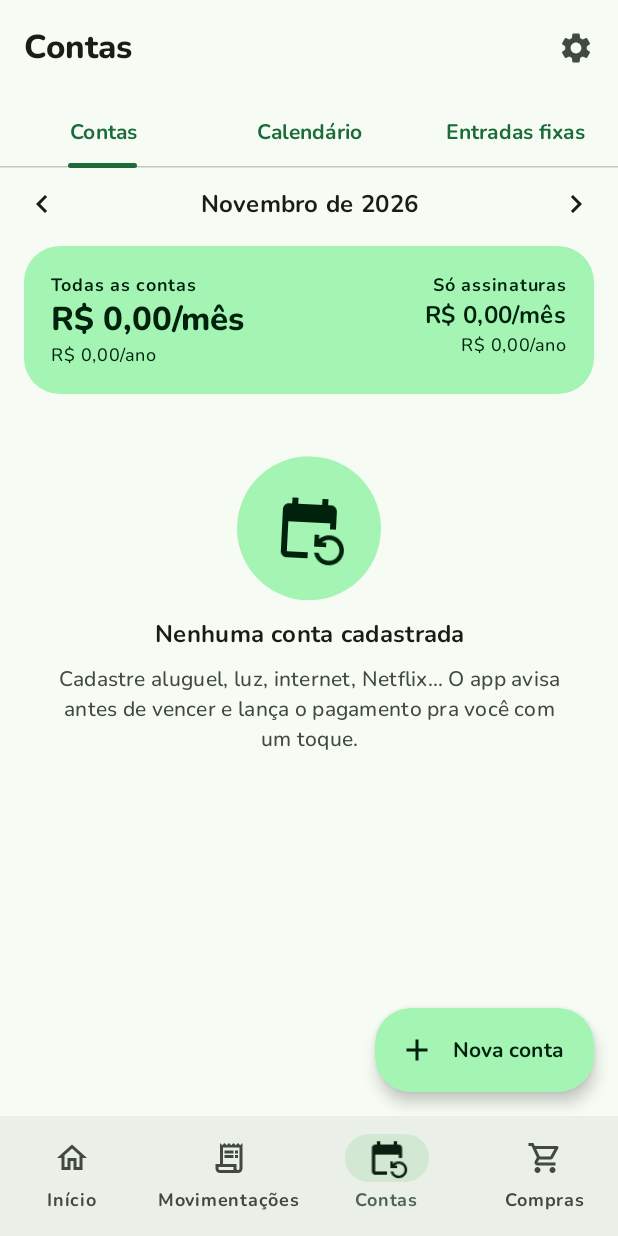
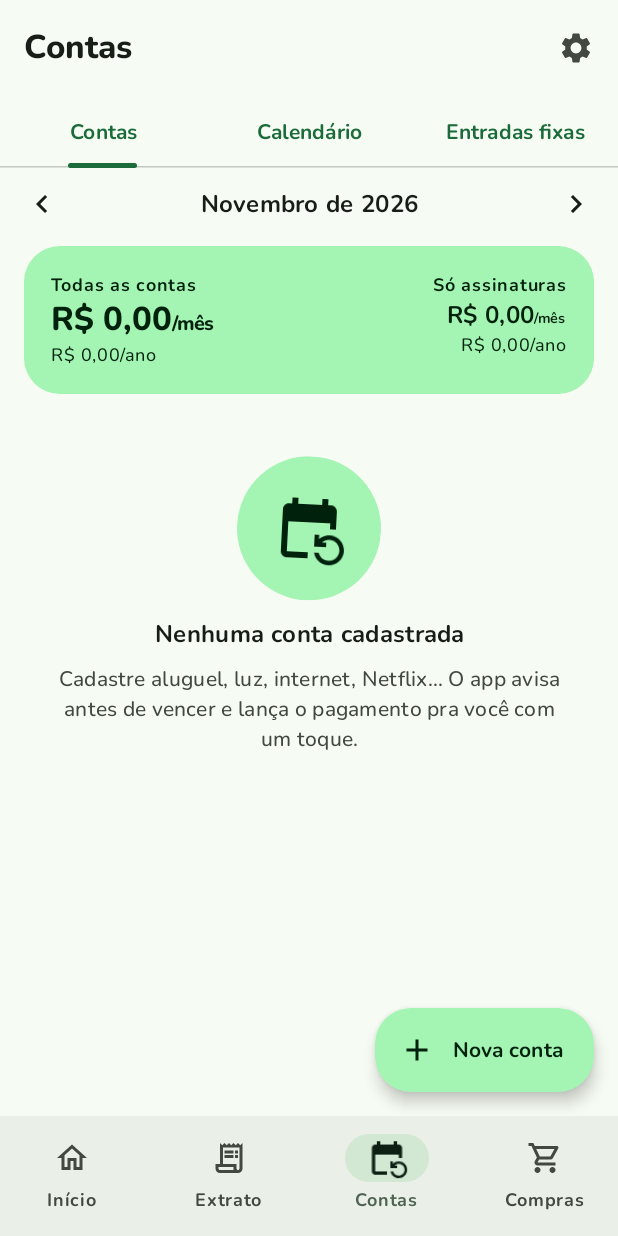
Before and after one commit to Vicente-PIlonetto/Tost-o, an Android app built with Jetpack Compose: the BillsScreen screen opened through its navigation route, on a phone screen of 412 x 824 dp. Run offline under Robolectric (Android 15) with nearby library versions, the phone set to English and light mode, and no system bars; our stand-ins replace Room's generated code.

Commit message:
Ajustes para os prints: rótulo Extrato, valor por mês numa linha e exemplo mais realista

```diff
--- a/app/src/main/java/app/meubolso/ui/MainScreen.kt
+++ b/app/src/main/java/app/meubolso/ui/MainScreen.kt
@@ -103,7 +103,7 @@ private data class Tab(val route: String, val label: String, val icon: ImageVect
 
 private val tabs = listOf(
     Tab("home", "Início", Icons.Filled.Home, Icons.Outlined.Home),
-    Tab("transactions", "Movimentações", Icons.AutoMirrored.Filled.ReceiptLong, Icons.AutoMirrored.Outlined.ReceiptLong),
+    Tab("transactions", "Extrato", Icons.AutoMirrored.Filled.ReceiptLong, Icons.AutoMirrored.Outlined.ReceiptLong),
     Tab("bills", "Contas", Icons.Filled.EventRepeat, Icons.Outlined.EventRepeat),
     Tab("shopping", "Compras", Icons.Filled.ShoppingCart, Icons.Outlined.ShoppingCart),
 )
--- a/app/src/main/java/app/meubolso/ui/bills/BillsScreen.kt
+++ b/app/src/main/java/app/meubolso/ui/bills/BillsScreen.kt
@@ -161,12 +161,12 @@ private fun TotalsCard(s: BillsState) {
         Row(Modifier.padding(18.dp)) {
             Column(Modifier.weight(1f)) {
                 Text("Todas as contas", style = MaterialTheme.typography.labelMedium)
-                Text(Money.format(monthly) + "/mês", style = MaterialTheme.typography.titleLarge)
+                Text(perMonth(Money.format(monthly)), style = MaterialTheme.typography.titleLarge, maxLines = 1, softWrap = false)
                 Text(Money.format(yearly) + "/ano", style = MaterialTheme.typography.bodySmall)
             }
             Column(Modifier.weight(1f), horizontalAlignment = Alignment.End) {
                 Text("Só assinaturas", style = MaterialTheme.typography.labelMedium)
-                Text(Money.format(s.totals.subsMonthly) + "/mês", style = MaterialTheme.typography.titleMedium)
+                Text(perMonth(Money.format(s.totals.subsMonthly)), style = MaterialTheme.typography.titleMedium, maxLines = 1, softWrap = false)
                 Text(Money.format(s.totals.subsYearly) + "/ano", style = MaterialTheme.typography.bodySmall)
             }
         }
@@ -407,3 +407,11 @@ private fun IncomesTab(s: BillsState, contentPadding: PaddingValues, onEdit: (Re
         }
     }
 }
+
+/** "R$ 1.986,70/mês" com o "/mês" menor, para o valor caber numa linha. */
+private fun perMonth(value: String) = androidx.compose.ui.text.buildAnnotatedString {
+    append(value)
+    pushStyle(androidx.compose.ui.text.SpanStyle(fontSize = androidx.compose.ui.unit.TextUnit(0.6f, androidx.compose.ui.unit.TextUnitType.Em)))
+    append("/mês")
+    pop()
+}
```
Also changed, not shown: app/src/main/java/app/meubolso/data/SampleData.kt (+8 -8 lines).
